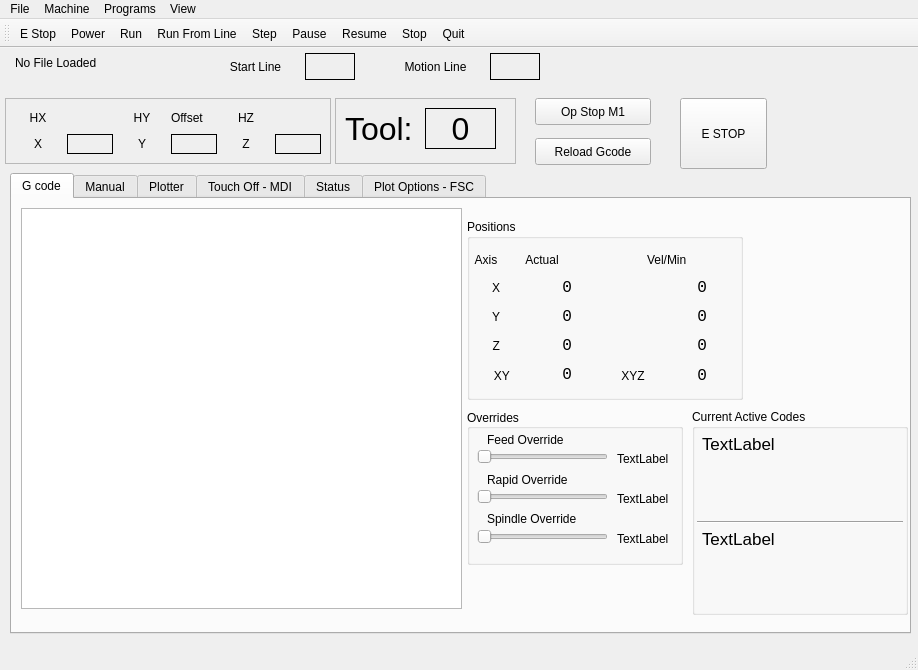
Old version of the form examples/mill_3/mill_3.ui in the repository jethornton/flexgui.
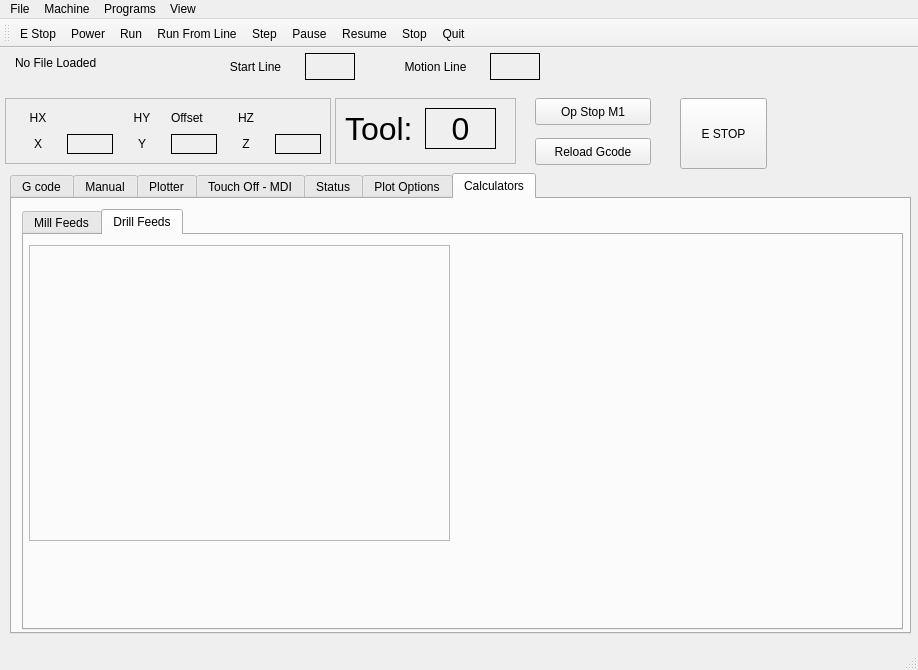
New version of the form. The open tabs and pages were chosen to show the change.

What changed in the file:
```diff
--- a/examples/mill_3/mill_3.ui
+++ b/examples/mill_3/mill_3.ui
@@ -2596,7 +2596,7 @@
     </widget>
     <widget class="QWidget" name="tab">
      <attribute name="title">
-      <string>Plot Options - FSC</string>
+      <string>Plot Options</string>
      </attribute>
      <widget class="QCheckBox" name="view_limits_cb">
       <property name="geometry">
@@ -2805,6 +2805,27 @@
        <bool>false</bool>
       </property>
      </widget>
+    </widget>
+    <widget class="QWidget" name="tab_4">
+     <attribute name="title">
+      <string>Calculators</string>
+     </attribute>
+     <widget class="QTabWidget" name="tabWidget_2">
+      <property name="geometry">
+       <rect>
+        <x>10</x>
+        <y>10</y>
+        <width>881</width>
+        <height>421</height>
+       </rect>
+      </property>
+      <property name="currentIndex">
+       <number>0</number>
+      </property>
+      <widget class="QWidget" name="tab_5">
+       <attribute name="title">
+        <string>Mill Feeds</string>
+       </attribute>
      <widget class="QFrame" name="fsc_container">
       <property name="geometry">
        <rect>
@@ -2820,6 +2841,29 @@
       <property name="frameShadow">
        <enum>QFrame::Raised</enum>
       </property>
+       </widget>
+      </widget>
+      <widget class="QWidget" name="tab_6">
+       <attribute name="title">
+        <string>Drill Feeds</string>
+       </attribute>
+       <widget class="QFrame" name="dsf_container">
+        <property name="geometry">
+         <rect>
+          <x>5</x>
+          <y>10</y>
+          <width>421</width>
+          <height>296</height>
+         </rect>
+        </property>
+        <property name="frameShape">
+         <enum>QFrame::StyledPanel</enum>
+        </property>
+        <property name="frameShadow">
+         <enum>QFrame::Raised</enum>
+        </property>
+       </widget>
+      </widget>
      </widget>
     </widget>
    </widget>
```
Left out of the diff: 6 changed lines with no effect on the pictures. Lines whose indentation alone changed are shown as unchanged.
